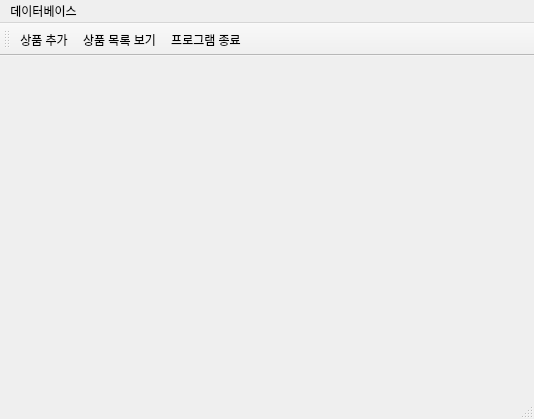
First picture: the form in 0. UI/test2.ui, repository mynamesunpower/hello-pyqt5, before the edit.
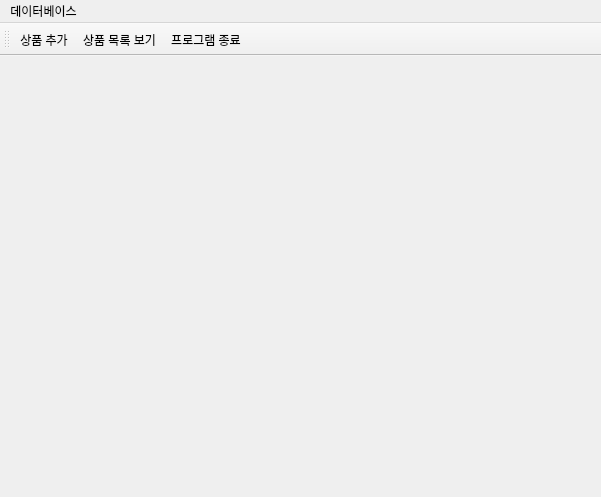
Second picture: the form after the edit.

Diff of the .ui file:
```diff
--- a/0. UI/test2.ui
+++ b/0. UI/test2.ui
@@ -6,8 +6,8 @@
    <rect>
     <x>0</x>
     <y>0</y>
-    <width>534</width>
-    <height>419</height>
+    <width>601</width>
+    <height>497</height>
    </rect>
   </property>
   <property name="windowTitle">
@@ -20,18 +20,29 @@
       <x>0</x>
       <y>0</y>
       <width>441</width>
-      <height>321</height>
+      <height>451</height>
      </rect>
     </property>
     <layout class="QGridLayout" name="gridLayout"/>
    </widget>
+   <widget class="QWidget" name="verticalLayoutWidget">
+    <property name="geometry">
+     <rect>
+      <x>440</x>
+      <y>0</y>
+      <width>160</width>
+      <height>451</height>
+     </rect>
+    </property>
+    <layout class="QVBoxLayout" name="verticalLayout"/>
+   </widget>
   </widget>
   <widget class="QMenuBar" name="menubar">
    <property name="geometry">
     <rect>
      <x>0</x>
      <y>0</y>
-     <width>534</width>
+     <width>601</width>
      <height>21</height>
     </rect>
    </property>
@@ -60,7 +71,6 @@
    </widget>
    <addaction name="menu"/>
   </widget>
-  <widget class="QStatusBar" name="statusbar"/>
   <widget class="QToolBar" name="toolBar">
    <property name="windowTitle">
     <string>toolBar</string>
```
